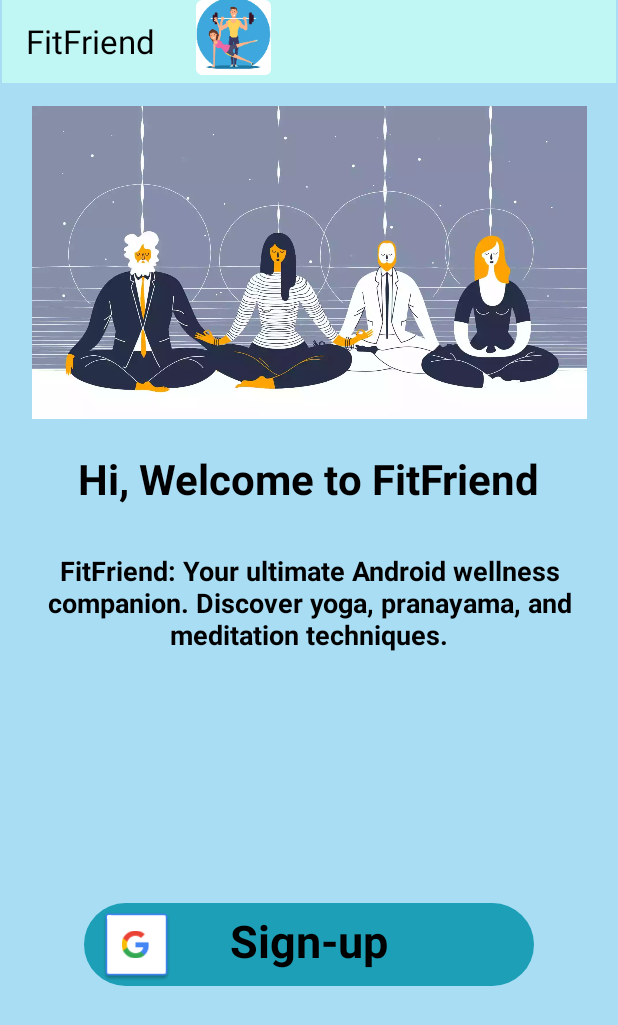
After one commit to this-Aditya/FitFriend, an Android app: the layout fragment_sign_up.xml on its own in the app's theme, with its tools: preview values and no code run, on a phone screen of 412 x 824 dp. The commit adds this screen. Shown: the top 1025 px of the screen. Run offline under Robolectric (Android 15) with nearby library versions, the phone set to English and light mode, and no system bars.

Commit message:
Added Fragment in place of Dashboard and SignUp activity

```diff
--- a/app/src/main/AndroidManifest.xml
+++ b/app/src/main/AndroidManifest.xml
@@ -13,12 +13,6 @@
         android:theme="@style/Theme.Fitfriendandroid"
         tools:targetApi="31" >
         <activity
-            android:name=".ui.SignupActivity"
-            android:exported="false" />
-        <activity
-            android:name=".ui.DashboardActivity"
-            android:exported="false" />
-        <activity
             android:name=".ui.MainActivity"
             android:exported="true" >
             <intent-filter>
--- a/app/src/main/java/com/aditya/fitfriend_android/FitFriendApplication.kt
+++ b/app/src/main/java/com/aditya/fitfriend_android/FitFriendApplication.kt
@@ -1,7 +1,8 @@
 package com.aditya.fitfriend_android
 
+import android.app.Application
 import dagger.hilt.android.HiltAndroidApp
 
 @HiltAndroidApp
-class FitFriendApplication {
+class FitFriendApplication : Application() {
 }
--- a/app/src/main/java/com/aditya/fitfriend_android/data/YogaDataBase.kt
+++ b/app/src/main/java/com/aditya/fitfriend_android/data/YogaDataBase.kt
@@ -14,7 +14,7 @@
 import com.aditya.fitfriend_android.data.entities.SleepSegmentEntity
 
 @Database(entities = [AsanaCacheEntity::class, MeditationCacheEntity::class,
-    PranayamCacheEntity::class, SleepSegmentEntity::class, SleepClassifyEntity::class], version = 1)
+    PranayamCacheEntity::class, SleepSegmentEntity::class, SleepClassifyEntity::class], version = 1, exportSchema = false)
 abstract class YogaDataBase : RoomDatabase() {
 
     abstract fun asanaDao(): AsanaDao
--- a/app/src/main/res/layout/activity_dashboard.xml
+++ b/app/src/main/res/layout/fragment_dashboard.xml
@@ -6,7 +6,7 @@
     android:layout_width="match_parent"
     android:layout_height="match_parent"
     android:background="#1DA0B7"
-    tools:context=".ui.DashboardActivity">
+    tools:context=".ui.fragments.DashboardFragment">
 
     <androidx.cardview.widget.CardView
         android:id="@+id/iv_userImage"
--- /dev/null
+++ b/app/src/main/res/layout/fragment_sign_up.xml
@@ -0,0 +1,123 @@
+<?xml version="1.0" encoding="utf-8"?>
+<androidx.constraintlayout.widget.ConstraintLayout xmlns:android="http://schemas.android.com/apk/res/android"
+    xmlns:app="http://schemas.android.com/apk/res-auto"
+    xmlns:tools="http://schemas.android.com/tools"
+    android:id="@+id/cl_SignUp"
+    android:layout_width="match_parent"
+    android:layout_height="match_parent"
+    android:background="#A9DDF4"
+    tools:context=".ui.fragments.SignUpFragment">
+
+    <com.google.android.material.appbar.AppBarLayout
+        android:layout_width="wrap_content"
+        android:layout_height="55dp"
+        app:layout_constraintEnd_toEndOf="parent"
+        app:layout_constraintStart_toStartOf="parent"
+        app:layout_constraintTop_toTopOf="parent">
+
+        <androidx.constraintlayout.widget.ConstraintLayout
+            android:layout_width="match_parent"
+            android:layout_height="match_parent">
+
+            <androidx.appcompat.widget.Toolbar
+                android:id="@+id/toolbar"
+                android:layout_width="409dp"
+                android:layout_height="55dp"
+                android:background="@color/app_base"
+                android:minHeight="?attr/actionBarSize"
+                android:theme="?attr/actionBarTheme"
+                app:title="FitFriend"
+                app:titleTextColor="@color/black"
+                app:layout_constraintEnd_toEndOf="parent"
+                app:layout_constraintStart_toStartOf="parent"
+                app:layout_constraintTop_toTopOf="parent" />
+
+            <ImageView
+                android:id="@+id/iv_action_image"
+                android:layout_width="50dp"
+                android:layout_height="50dp"
+                android:layout_marginEnd="230dp"
+                app:layout_constraintEnd_toEndOf="parent"
+                app:layout_constraintTop_toTopOf="parent"
+                app:srcCompat="@mipmap/ic_launcher" />
+
+
+        </androidx.constraintlayout.widget.ConstraintLayout>
+
+    </com.google.android.material.appbar.AppBarLayout>
+
+    <ImageView
+        android:id="@+id/iv_yoga"
+        android:layout_width="370dp"
+        android:layout_height="210dp"
+        android:layout_marginTop="70dp"
+        app:layout_constraintEnd_toEndOf="parent"
+        app:layout_constraintStart_toStartOf="parent"
+        app:layout_constraintTop_toTopOf="parent"
+        app:srcCompat="@drawable/yoga_dashboard" />
+
+    <TextView
+        android:id="@+id/tv_welcome"
+        android:layout_width="wrap_content"
+        android:layout_height="wrap_content"
+        android:layout_marginTop="20dp"
+        android:text="@string/hi_welcome_to_fitfriend"
+        android:textColor="@color/black"
+        android:textSize="28sp"
+        android:textStyle="bold"
+        app:layout_constraintEnd_toEndOf="parent"
+        app:layout_constraintStart_toStartOf="parent"
+        app:layout_constraintTop_toBottomOf="@+id/iv_yoga" />
+
+    <TextView
+        android:id="@+id/tv_info"
+        android:layout_width="wrap_content"
+        android:layout_height="wrap_content"
+        android:layout_marginTop="30dp"
+        android:gravity="center"
+        android:text="@string/info_fitfriend"
+        android:textColor="@color/black"
+        android:textSize="18sp"
+        android:textStyle="bold"
+        app:layout_constraintEnd_toEndOf="parent"
+        app:layout_constraintStart_toStartOf="parent"
+        app:layout_constraintTop_toBottomOf="@+id/tv_welcome" />
+
+    <androidx.constraintlayout.widget.ConstraintLayout
+        android:id="@+id/btnSignUp"
+        android:layout_width="300dp"
+        android:layout_height="55dp"
+        android:layout_marginTop="30dp"
+        android:layout_marginBottom="30dp"
+        android:background="@drawable/button_background_custom"
+        app:layout_constraintBottom_toBottomOf="parent"
+        app:layout_constraintEnd_toEndOf="parent"
+        app:layout_constraintStart_toStartOf="parent"
+        app:layout_constraintTop_toBottomOf="@+id/tv_info">
+
+        <TextView
+            android:id="@+id/tv_signup"
+            android:layout_width="wrap_content"
+            android:layout_height="wrap_content"
+            android:layout_marginBottom="6dp"
+            android:gravity="center"
+            android:text="Sign-up"
+            android:textColor="@color/black"
+            android:textSize="30sp"
+            android:textStyle="bold"
+            app:layout_constraintBottom_toBottomOf="parent"
+            app:layout_constraintEnd_toEndOf="parent"
+            app:layout_constraintStart_toStartOf="parent"
+            app:layout_constraintTop_toTopOf="parent" />
+
+        <ImageView
+            android:id="@+id/iv_google_image"
+            android:layout_width="50dp"
+            android:layout_height="50dp"
+            android:layout_marginStart="10dp"
+            app:layout_constraintBottom_toBottomOf="parent"
+            app:layout_constraintStart_toStartOf="parent"
+            app:layout_constraintTop_toTopOf="parent"
+            app:srcCompat="@drawable/common_google_signin_btn_icon_dark" />
+    </androidx.constraintlayout.widget.ConstraintLayout>
+</androidx.constraintlayout.widget.ConstraintLayout>
--- a/app/src/main/res/values/strings.xml
+++ b/app/src/main/res/values/strings.xml
@@ -11,4 +11,6 @@
     <string name="schedule">Schedule</string>
     <string name="hi_welcome_to_fitfriend">Hi, Welcome to FitFriend</string>
     <string name="info_fitfriend">FitFriend: Your ultimate Android wellness companion. Discover yoga, pranayama, and meditation techniques.</string>
+    <!-- TODO: Remove or change this placeholder text -->
+    <string name="hello_blank_fragment">Hello blank fragment</string>
 </resources>
--- a/gradle.properties
+++ b/gradle.properties
@@ -21,3 +21,4 @@
 # resources declared in the library itself and none from the library's dependencies,
 # thereby reducing the size of the R class for that library
 android.nonTransitiveRClass=true
+android.enableJetifier=true
```
Also changed, not shown: app/src/main/java/com/aditya/fitfriend_android/ui/DashboardActivity.kt (deleted, +0 -26 lines), app/src/main/java/com/aditya/fitfriend_android/ui/MainActivity.kt (+12 -12 lines), app/src/main/java/com/aditya/fitfriend_android/ui/fragments/DashboardFragment.kt (added, +40 -0 lines), app/src/main/java/com/aditya/fitfriend_android/ui/fragments/SignUpFragment.kt (renamed from app/src/main/java/com/aditya/fitfriend_android/ui/SignupActivity.kt, +39 -21 lines), app/src/main/res/layout/activity_main.xml (+10 -0 lines), app/src/main/res/layout/activity_signup.xml (deleted, +0 -123 lines), app/src/main/res/navigation/yoga_nav.xml (added, +24 -0 lines).
